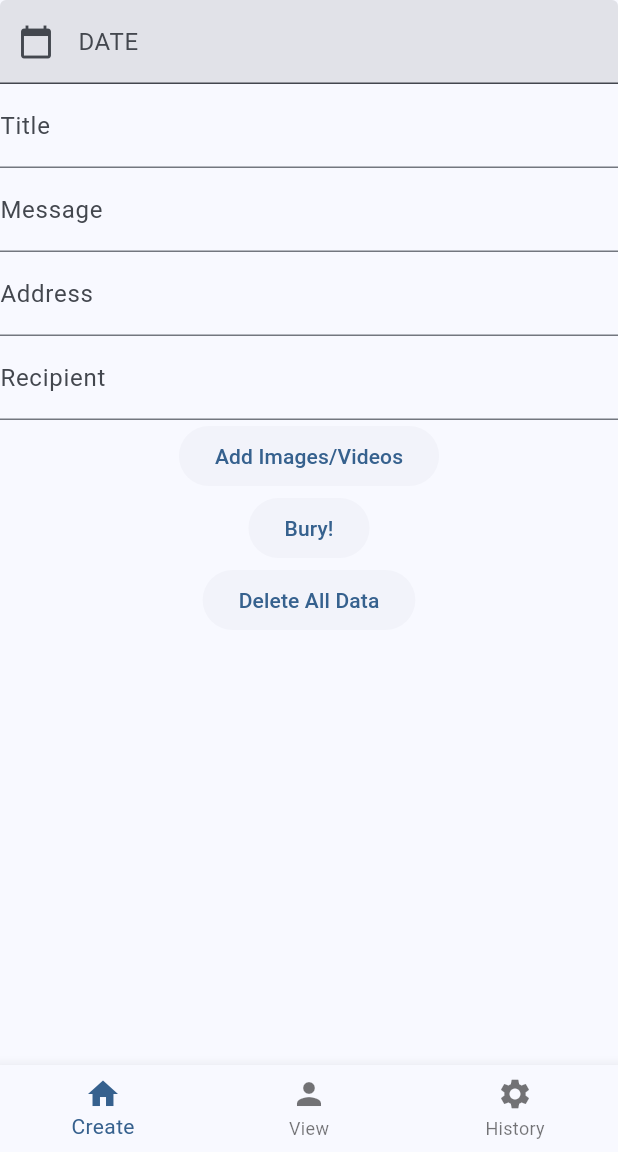
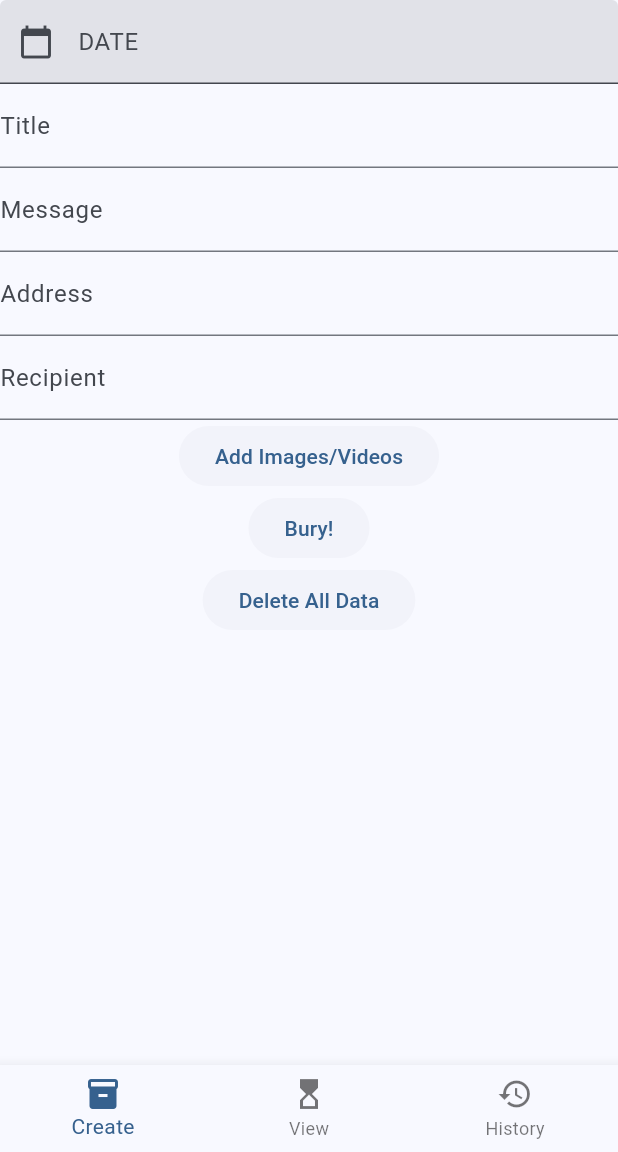
Before and after one commit to YPYT/TimeCapsule, a Flutter app: the screen it shows after launch, on a phone screen of 412 x 824 dp, the part 84-1236 px from its top. Run offline on Flutter 3.47's test engine with Material 3 defaults, Android fonts, the phone set to English and light mode, and no system bars; our stand-ins replace image_picker, shared_preferences; missing offline and left inert: map_location_picker.

Commit message:
Bottom navigation icons

```diff
--- a/lib/main.dart
+++ b/lib/main.dart
@@ -93,15 +93,15 @@ class _MyHomePageState extends State<MyHomePage> {
         },
         items: [
           BottomNavigationBarItem(
-            icon: Icon(Icons.home),
+            icon: Icon(Icons.inventory_2),
             label: 'Create',
           ),
           BottomNavigationBarItem(
-            icon: Icon(Icons.person),
+            icon: Icon(Icons.hourglass_top),
             label: 'View',
           ),
           BottomNavigationBarItem(
-            icon: Icon(Icons.settings),
+            icon: Icon(Icons.history),
             label: 'History',
           ),
         ],
```
